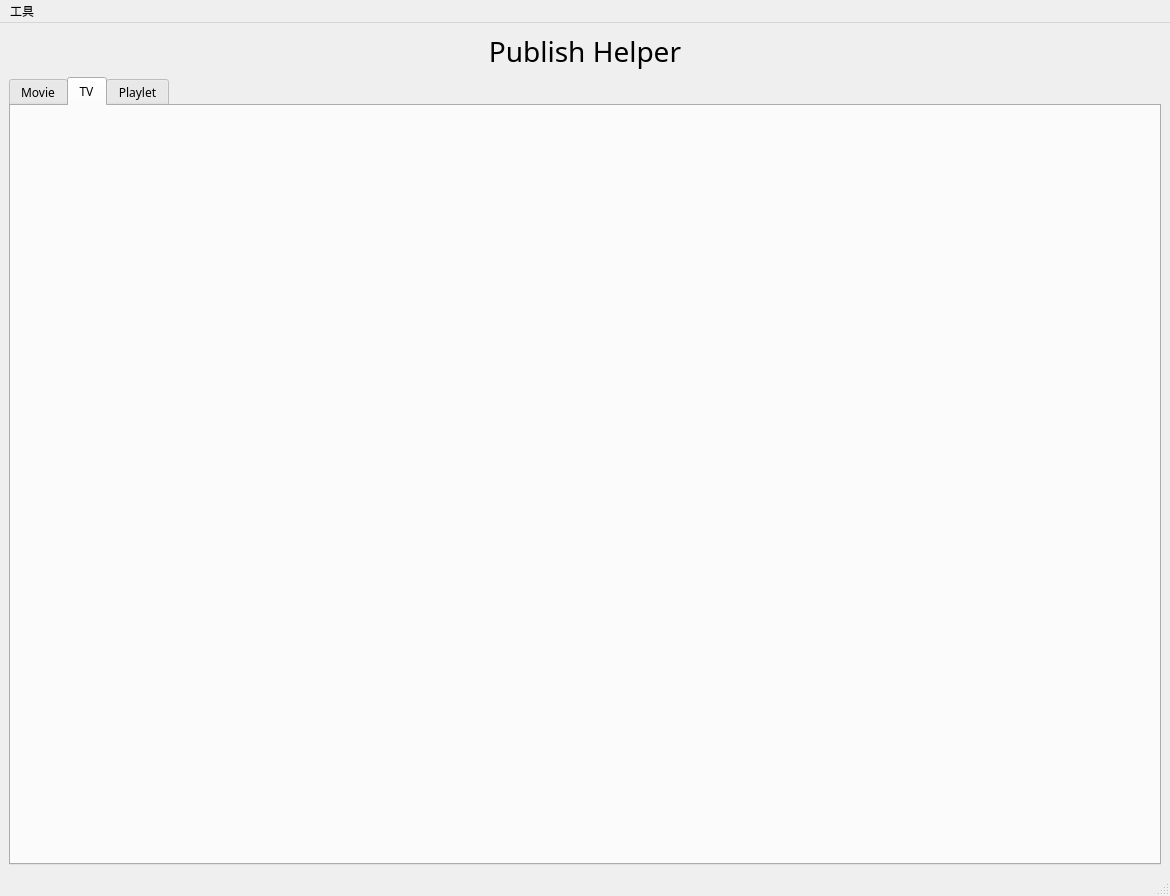
First picture: the form in ph-bjd/ui/mainwindow.ui, repository publish-helper/publish-helper, before the edit.
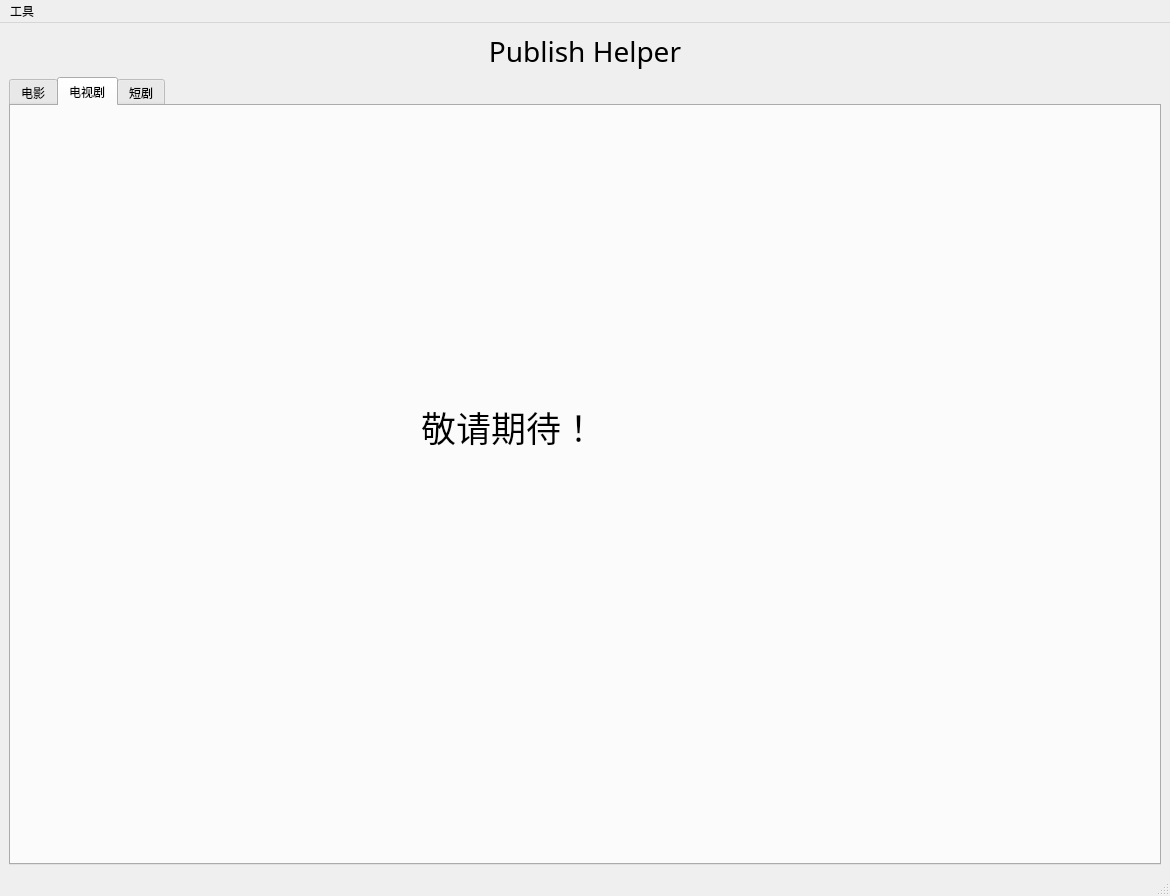
Second picture: the form after the edit. The open tabs and pages were chosen to show the change.

Patch:
```diff
--- a/ph-bjd/ui/mainwindow.ui
+++ b/ph-bjd/ui/mainwindow.ui
@@ -47,7 +47,7 @@
       </property>
       <widget class="QWidget" name="tab">
        <attribute name="title">
-        <string>Movie</string>
+        <string>电影</string>
        </attribute>
        <layout class="QVBoxLayout" name="verticalLayout_12">
         <item>
@@ -922,12 +922,31 @@
       </widget>
       <widget class="QWidget" name="tab_2">
        <attribute name="title">
-        <string>TV</string>
+        <string>电视剧</string>
        </attribute>
+       <widget class="QLabel" name="label_32">
+        <property name="geometry">
+         <rect>
+          <x>410</x>
+          <y>240</y>
+          <width>381</width>
+          <height>161</height>
+         </rect>
+        </property>
+        <property name="font">
+         <font>
+          <family>微软雅黑</family>
+          <pointsize>26</pointsize>
+         </font>
+        </property>
+        <property name="text">
+         <string>敬请期待！</string>
+        </property>
+       </widget>
       </widget>
       <widget class="QWidget" name="tab_3">
        <attribute name="title">
-        <string>Playlet</string>
+        <string>短剧</string>
        </attribute>
        <layout class="QVBoxLayout" name="verticalLayout_21">
         <item>
```
Left out of the diff: 86 changed lines with no effect on the pictures.
